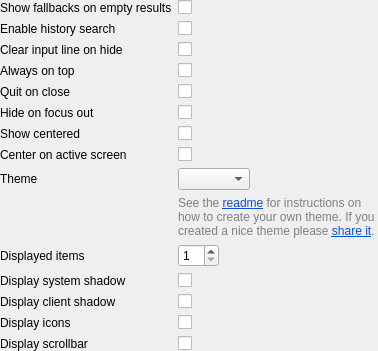
Qt form widgetsboxmodel/src/configwidget.ui (albertlauncher/plugins) before a commit.
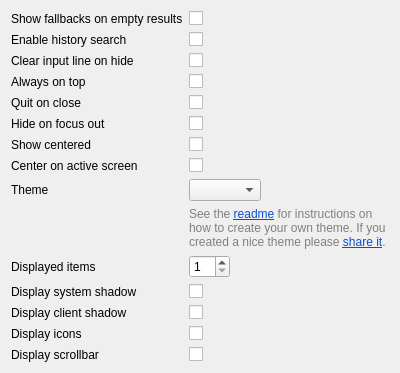
The same form after that commit.

Commit message: [wbm] revert to default margins

The edit to the form file:
```diff
--- a/widgetsboxmodel/src/configwidget.ui
+++ b/widgetsboxmodel/src/configwidget.ui
@@ -6,18 +6,6 @@
    <string>Frontend settings</string>
   </property>
   <layout class="QFormLayout" name="formLayout">
-   <property name="leftMargin">
-    <number>0</number>
-   </property>
-   <property name="topMargin">
-    <number>0</number>
-   </property>
-   <property name="rightMargin">
-    <number>0</number>
-   </property>
-   <property name="bottomMargin">
-    <number>0</number>
-   </property>
    <item row="0" column="0">
     <widget class="QLabel" name="label_show_fallbacks">
      <property name="text">
```
